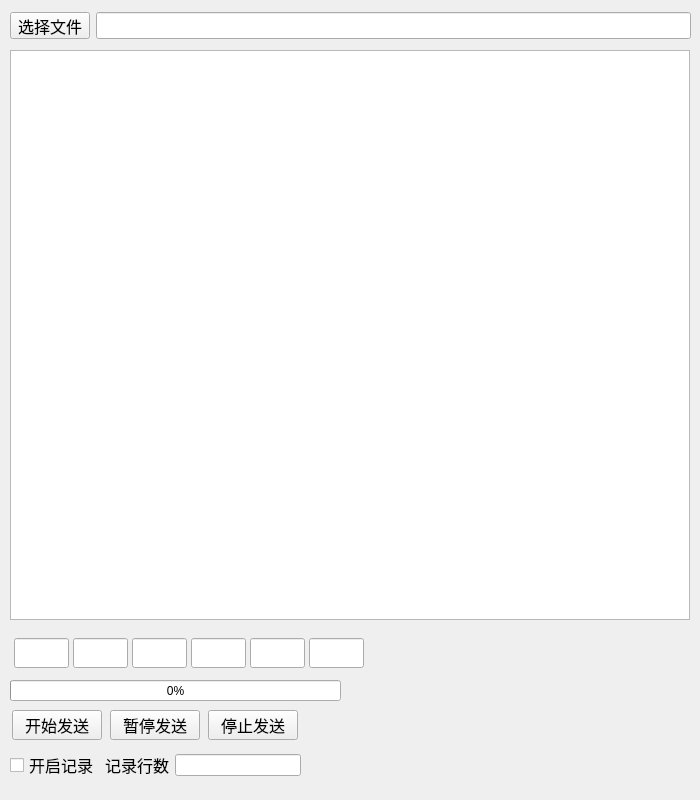
First picture: the form in UUV_UI_V2/ctrans.ui, repository MuffinMan0602/UUV_UI, before the edit.
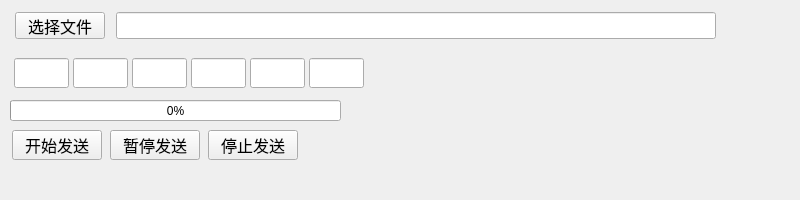
Second picture: the form after the edit.

Commit message: 重新布局UI，解决子窗口按钮冲突

The edit to the form file:
```diff
--- a/UUV_UI_V2/ctrans.ui
+++ b/UUV_UI_V2/ctrans.ui
@@ -6,20 +6,20 @@
    <rect>
     <x>0</x>
     <y>0</y>
-    <width>700</width>
-    <height>800</height>
+    <width>800</width>
+    <height>200</height>
    </rect>
   </property>
   <property name="minimumSize">
    <size>
-    <width>700</width>
-    <height>800</height>
+    <width>800</width>
+    <height>200</height>
    </size>
   </property>
   <property name="maximumSize">
    <size>
-    <width>700</width>
-    <height>800</height>
+    <width>800</width>
+    <height>200</height>
    </size>
   </property>
   <property name="windowTitle">
@@ -29,7 +29,7 @@
    <property name="geometry">
     <rect>
      <x>10</x>
-     <y>630</y>
+     <y>50</y>
      <width>361</width>
      <height>41</height>
     </rect>
@@ -159,7 +159,7 @@
     <rect>
      <x>10</x>
      <y>10</y>
-     <width>681</width>
+     <width>711</width>
      <height>31</height>
     </rect>
    </property>
@@ -184,9 +184,15 @@
     </item>
     <item>
      <widget class="QLineEdit" name="lineEdit_pathDisplay">
+      <property name="minimumSize">
+       <size>
+        <width>600</width>
+        <height>0</height>
+       </size>
+      </property>
       <property name="maximumSize">
        <size>
-        <width>16777215</width>
+        <width>600</width>
         <height>27</height>
        </size>
       </property>
@@ -201,7 +207,7 @@
    <property name="geometry">
     <rect>
      <x>10</x>
-     <y>680</y>
+     <y>100</y>
      <width>331</width>
      <height>21</height>
     </rect>
@@ -219,104 +225,11 @@
     <enum>QProgressBar::Direction::TopToBottom</enum>
    </property>
   </widget>
-  <widget class="QGraphicsView" name="graphicsView">
-   <property name="geometry">
-    <rect>
-     <x>10</x>
-     <y>50</y>
-     <width>680</width>
-     <height>570</height>
-    </rect>
-   </property>
-   <property name="minimumSize">
-    <size>
-     <width>680</width>
-     <height>570</height>
-    </size>
-   </property>
-   <property name="maximumSize">
-    <size>
-     <width>680</width>
-     <height>570</height>
-    </size>
-   </property>
-  </widget>
-  <widget class="QWidget" name="horizontalLayoutWidget">
-   <property name="geometry">
-    <rect>
-     <x>10</x>
-     <y>750</y>
-     <width>291</width>
-     <height>31</height>
-    </rect>
-   </property>
-   <layout class="QHBoxLayout" name="horizontalLayout">
-    <item>
-     <widget class="QCheckBox" name="checkBox_Record">
-      <property name="font">
-       <font>
-        <pointsize>12</pointsize>
-       </font>
-      </property>
-      <property name="text">
-       <string>开启记录</string>
-      </property>
-     </widget>
-    </item>
-    <item>
-     <widget class="QLabel" name="label_RecordCount">
-      <property name="minimumSize">
-       <size>
-        <width>0</width>
-        <height>0</height>
-       </size>
-      </property>
-      <property name="maximumSize">
-       <size>
-        <width>16777215</width>
-        <height>28</height>
-       </size>
-      </property>
-      <property name="font">
-       <font>
-        <family>微软雅黑</family>
-        <pointsize>12</pointsize>
-       </font>
-      </property>
-      <property name="text">
-       <string>记录行数</string>
-      </property>
-      <property name="alignment">
-       <set>Qt::AlignmentFlag::AlignCenter</set>
-      </property>
-     </widget>
-    </item>
-    <item>
-     <widget class="QLineEdit" name="lineEdit_RecordCount">
-      <property name="minimumSize">
-       <size>
-        <width>0</width>
-        <height>0</height>
-       </size>
-      </property>
-      <property name="maximumSize">
-       <size>
-        <width>150</width>
-        <height>16777215</height>
-       </size>
-      </property>
-      <property name="readOnly">
-       <bool>true</bool>
-      </property>
-     </widget>
-    </item>
-   </layout>
-  </widget>
   <widget class="QWidget" name="horizontalLayoutWidget_4">
    <property name="geometry">
     <rect>
      <x>10</x>
-     <y>710</y>
+     <y>130</y>
      <width>291</width>
      <height>31</height>
     </rect>
```
The commit also changes 7 other files.
